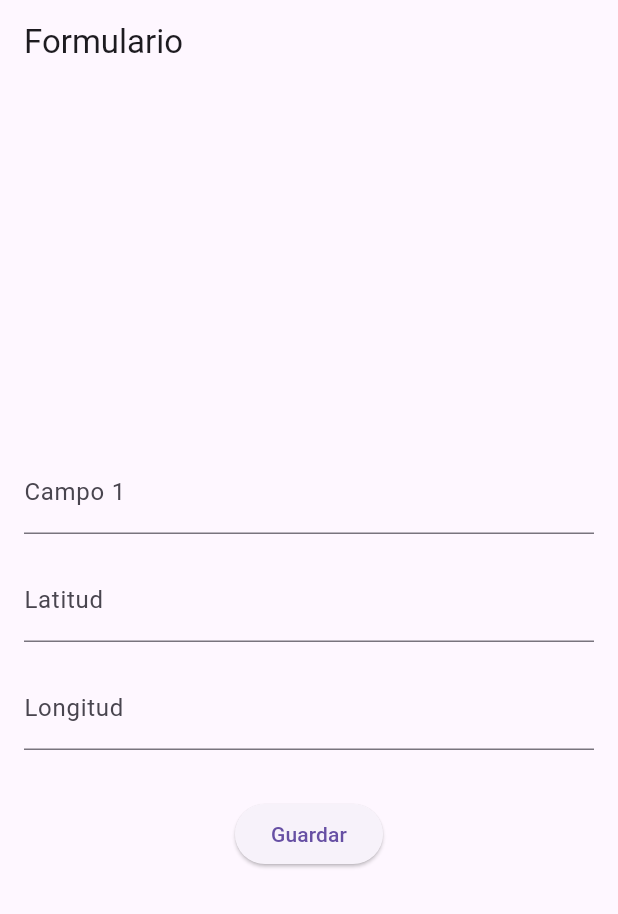
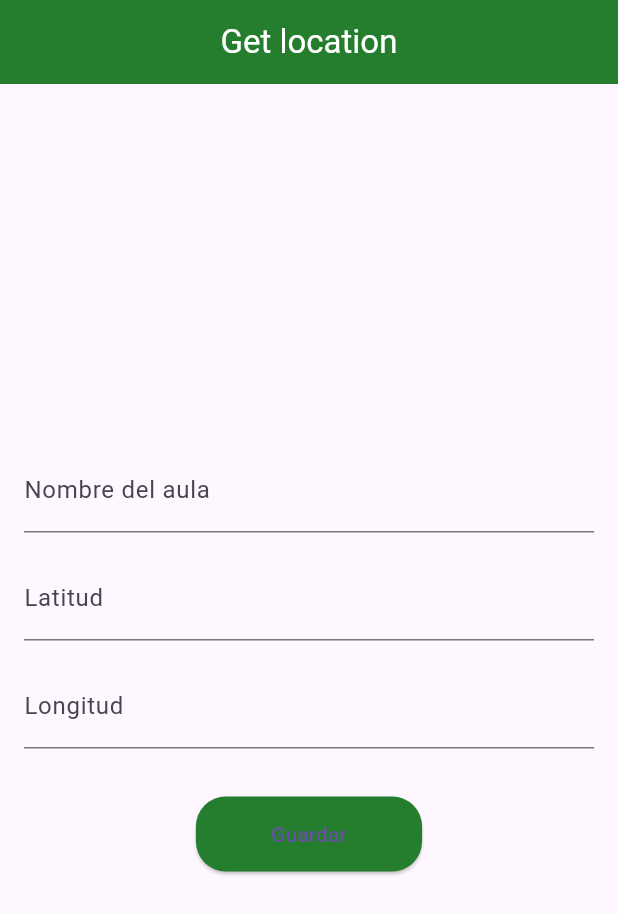
Before and after one commit to MarLiz-SanCam/Get_Coordinates, a Flutter app: the screen it shows after launch, on a phone screen of 412 x 824 dp. Shown: the top 914 px of the screen. Run offline on Flutter 3.47's test engine with Material 3 defaults, Android fonts, the light colour scheme and no system bars; our stand-ins replace geolocator.

```diff
--- a/lib/main.dart
+++ b/lib/main.dart
@@ -1,5 +1,6 @@
 // ignore_for_file: avoid_print
 
+import 'package:a_doc_location/app_colors.dart';
 import 'package:flutter/material.dart';
 import 'package:geolocator/geolocator.dart';
 
@@ -14,9 +15,36 @@ class MyApp extends StatelessWidget {
   Widget build(BuildContext context) {
     return MaterialApp(
       title: 'Flutter Demo',
-      theme: ThemeData(
-        primarySwatch: Colors.blue,
+      theme: ThemeData.light().copyWith(
+        extensions: const [
+          AppColors(
+              accentuated: Color(0xff257e2e),
+              overlay: Color(0xffe9bb49),
+              hint: Color(0xffeff6e0))
+        ],
+        elevatedButtonTheme: ElevatedButtonThemeData(
+          style: ElevatedButton.styleFrom(
+            shape: RoundedRectangleBorder(
+                borderRadius: BorderRadius.circular(20.0)),
+            backgroundColor: const Color(0xff257e2e),
+            padding: const EdgeInsets.symmetric(horizontal: 50, vertical: 15),
+          ),
+        ),
       ),
+      darkTheme: ThemeData.dark().copyWith(
+        extensions: const [
+          AppColors(
+              accentuated: Color(0xff04391f),
+              overlay: Color(0xffb97f3c),
+              hint: Color.fromARGB(255, 180, 186, 190))
+        ],
+        elevatedButtonTheme: ElevatedButtonThemeData(
+          style: ElevatedButton.styleFrom(
+            backgroundColor: const Color(0xff04391f),
+          ),
+        ),
+      ),
+      themeMode: ThemeMode.system,
       home: const MyHomePage(),
     );
   }
@@ -96,10 +124,15 @@ class _MyHomePageState extends State<MyHomePage> {
 
   @override
   Widget build(BuildContext context) {
+    var colors = Theme.of(context).extension<AppColors>()!;
     return Scaffold(
       appBar: AppBar(
-        title: const Text('Formulario'),
-      ),
+          backgroundColor: colors.accentuated,
+          centerTitle: true,
+          title: const Text(
+            'Get location',
+            style: TextStyle(color: Colors.white),
+          )),
       body: Center(
         child: Padding(
           padding: const EdgeInsets.all(16.0),
@@ -109,7 +142,7 @@ class _MyHomePageState extends State<MyHomePage> {
               TextField(
                 controller: _field1Controller,
                 decoration: const InputDecoration(
-                  labelText: 'Campo 1',
+                  labelText: 'Nombre del aula',
                 ),
               ),
               const SizedBox(height: 16),
```
Also changed, not shown: 5 other files.
